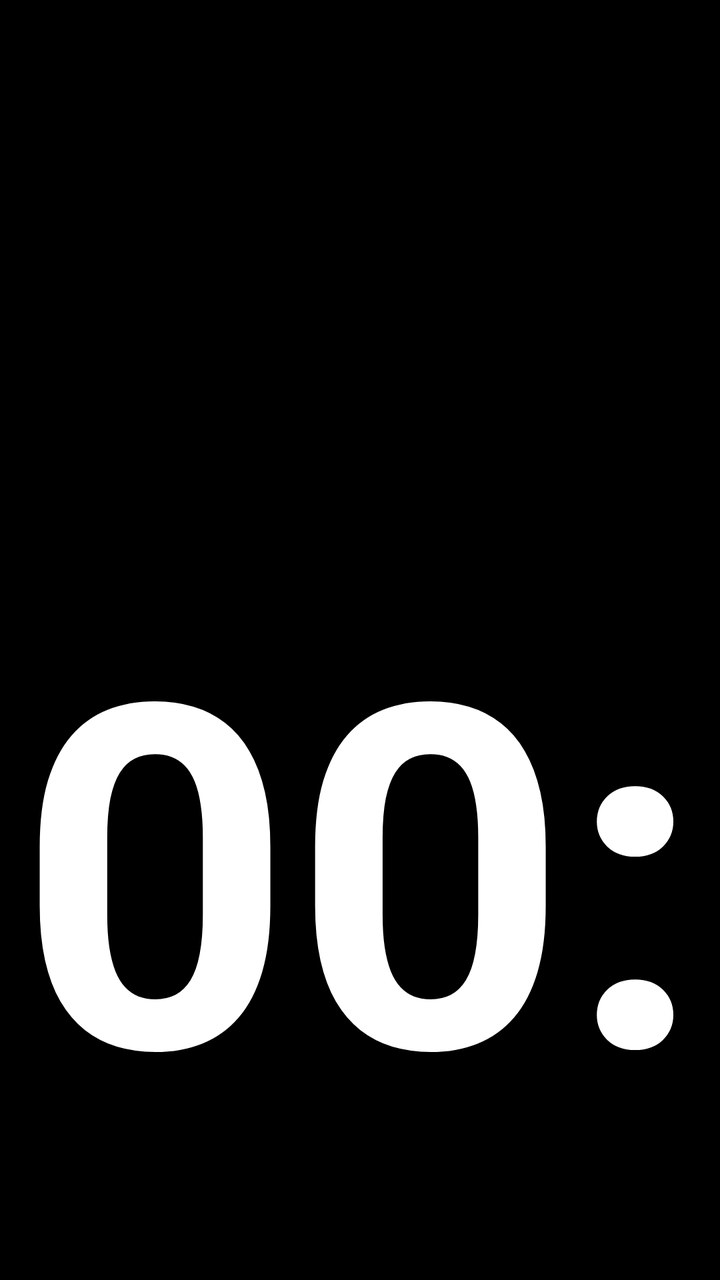
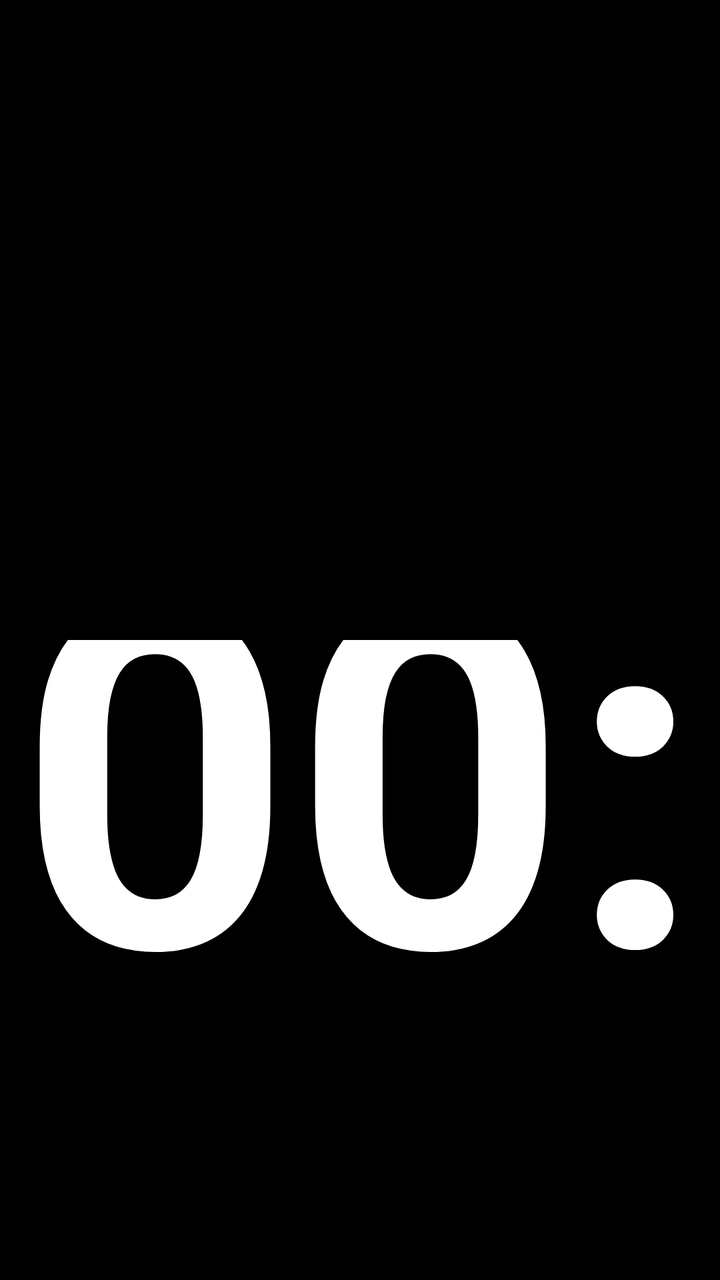

Before-and-after screenshots of an Android layout around one commit, followed by the original layout XML and the change that was made.
<!-- AndroidManifest.xml: application theme Theme.AppCompat.NoActionBar -->
<!-- res/layout/activity_main.xml -->
<?xml version="1.0" encoding="utf-8"?>
<LinearLayout xmlns:android="http://schemas.android.com/apk/res/android"
    android:layout_width="match_parent"
    android:layout_height="match_parent"
    android:background="#000000"
    android:orientation="vertical"
    android:weightSum="2">

    
    <RelativeLayout
        android:layout_width="match_parent"
        android:layout_height="0dp"
        android:layout_weight="1">

        <TextSwitcher
            android:id="@+id/topInfoSwitcher"
            android:layout_width="match_parent"
            android:layout_height="match_parent"
            android:layout_centerInParent="true" />

    </RelativeLayout>

    
    <RelativeLayout
        android:layout_width="match_parent"
        android:layout_height="0dp"
        android:layout_weight="1">

        <TextClock
            android:id="@+id/clockView"
            android:layout_width="match_parent"
            android:layout_height="match_parent"
            android:gravity="center"
            android:format12Hour="HH:mm"
            android:format24Hour="HH:mm"
            android:textColor="#FFFFFF"
            android:textSize="240sp"
            android:translationY="-50dp"
            android:textStyle="bold" />

    </RelativeLayout>

</LinearLayout>
<!-- resources referenced by this layout -->
<resources>

</resources>

<!-- the commit's change to res/layout/activity_main.xml (unified diff, before → after) -->
@@ -35,7 +35,7 @@
             android:format24Hour="HH:mm"
             android:textColor="#FFFFFF"
             android:textSize="240sp"
-            android:translationY="-50dp"
+            android:translationY="-100dp"
             android:textStyle="bold" />
 
     </RelativeLayout>
